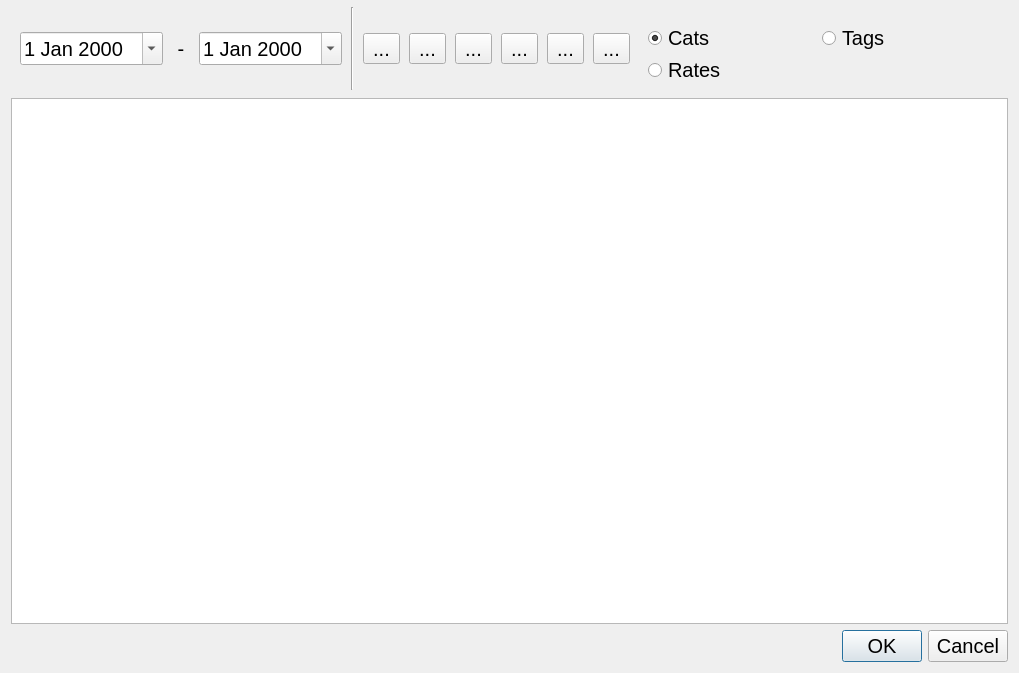
Above: ui/SimpleReport.ui from utamons/tm3 before the change. Below: the same form after it.
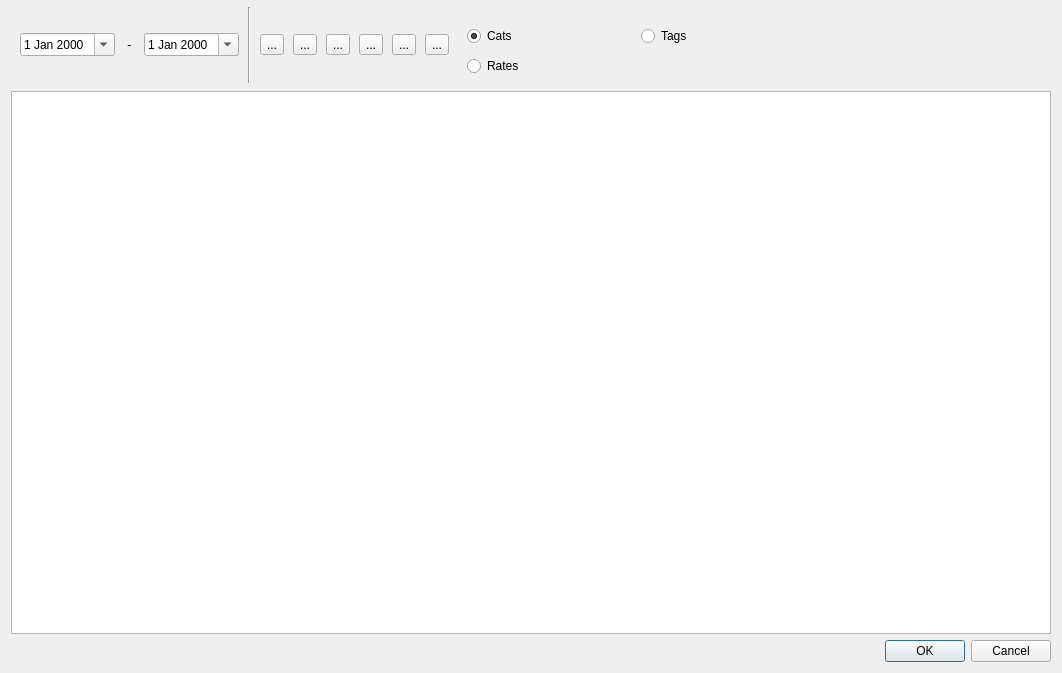
That is the form after the change. Icons and pictures are not drawn.

Diff of the .ui file:
```diff
--- a/ui/SimpleReport.ui
+++ b/ui/SimpleReport.ui
@@ -6,7 +6,7 @@
    <rect>
     <x>0</x>
     <y>0</y>
-    <width>1008</width>
+    <width>1062</width>
     <height>673</height>
    </rect>
   </property>
@@ -28,15 +28,9 @@
      <property name="minimumSize">
       <size>
        <width>0</width>
-       <height>87</height>
+       <height>70</height>
       </size>
      </property>
-     <property name="font">
-      <font>
-       <family>Tahoma</family>
-       <pointsize>15</pointsize>
-      </font>
-     </property>
      <property name="frameShape">
       <enum>QFrame::NoFrame</enum>
      </property>
@@ -58,12 +52,6 @@
       </property>
       <item>
        <widget class="QDateEdit" name="dtFirst">
-        <property name="font">
-         <font>
-          <family>Tahoma</family>
-          <pointsize>15</pointsize>
-         </font>
-        </property>
         <property name="calendarPopup">
          <bool>true</bool>
         </property>
@@ -71,12 +59,6 @@
       </item>
       <item>
        <widget class="QLabel" name="label">
-        <property name="font">
-         <font>
-          <family>Tahoma</family>
-          <pointsize>15</pointsize>
-         </font>
-        </property>
         <property name="text">
          <string> - </string>
         </property>
@@ -84,12 +66,6 @@
       </item>
       <item>
        <widget class="QDateEdit" name="dtSecond">
-        <property name="font">
-         <font>
-          <family>Tahoma</family>
-          <pointsize>15</pointsize>
-         </font>
-        </property>
         <property name="calendarPopup">
          <bool>true</bool>
         </property>
@@ -97,12 +73,6 @@
       </item>
       <item>
        <widget class="Line" name="line">
-        <property name="font">
-         <font>
-          <family>Tahoma</family>
-          <pointsize>15</pointsize>
-         </font>
-        </property>
         <property name="orientation">
          <enum>Qt::Vertical</enum>
         </property>
@@ -110,12 +80,6 @@
       </item>
       <item>
        <widget class="QToolButton" name="btnBack">
-        <property name="font">
-         <font>
-          <family>Tahoma</family>
-          <pointsize>15</pointsize>
-         </font>
-        </property>
         <property name="toolTip">
          <string>Back</string>
         </property>
@@ -128,20 +92,14 @@
         </property>
         <property name="iconSize">
          <size>
-          <width>24</width>
-          <height>24</height>
+          <width>18</width>
+          <height>18</height>
          </size>
         </property>
        </widget>
       </item>
       <item>
        <widget class="QToolButton" name="btnFwd">
-        <property name="font">
-         <font>
-          <family>Tahoma</family>
-          <pointsize>15</pointsize>
-         </font>
-        </property>
         <property name="toolTip">
          <string>Forward</string>
         </property>
@@ -154,20 +112,14 @@
         </property>
         <property name="iconSize">
          <size>
-          <width>24</width>
-          <height>24</height>
+          <width>18</width>
+          <height>18</height>
          </size>
         </property>
        </widget>
       </item>
       <item>
        <widget class="QToolButton" name="btnDay">
-        <property name="font">
-         <font>
-          <family>Tahoma</family>
-          <pointsize>15</pointsize>
-         </font>
-        </property>
         <property name="toolTip">
          <string>Day</string>
         </property>
@@ -180,20 +132,14 @@
         </property>
         <property name="iconSize">
          <size>
-          <width>24</width>
-          <height>24</height>
+          <width>18</width>
+          <height>18</height>
          </size>
         </property>
        </widget>
       </item>
       <item>
        <widget class="QToolButton" name="btnWeek">
-        <property name="font">
-         <font>
-          <family>Tahoma</family>
-          <pointsize>15</pointsize>
-         </font>
-        </property>
         <property name="toolTip">
          <string>Week</string>
         </property>
@@ -206,20 +152,14 @@
         </property>
         <property name="iconSize">
          <size>
-          <width>24</width>
-          <height>24</height>
+          <width>18</width>
+          <height>18</height>
          </size>
         </property>
        </widget>
       </item>
       <item>
        <widget class="QToolButton" name="btnMonth">
-        <property name="font">
-         <font>
-          <family>Tahoma</family>
-          <pointsize>15</pointsize>
-         </font>
-        </property>
         <property name="toolTip">
          <string>Month</string>
         </property>
@@ -232,20 +172,14 @@
         </property>
         <property name="iconSize">
          <size>
-          <width>24</width>
-          <height>24</height>
+          <width>18</width>
+          <height>18</height>
          </size>
         </property>
        </widget>
       </item>
       <item>
        <widget class="QToolButton" name="btnYear">
-        <property name="font">
-         <font>
-          <family>Tahoma</family>
-          <pointsize>15</pointsize>
-         </font>
-        </property>
         <property name="toolTip">
          <string>Year</string>
         </property>
@@ -258,8 +192,8 @@
         </property>
         <property name="iconSize">
          <size>
-          <width>24</width>
-          <height>24</height>
+          <width>18</width>
+          <height>18</height>
          </size>
         </property>
        </widget>
@@ -281,12 +215,6 @@
           <height>64</height>
          </size>
         </property>
-        <property name="font">
-         <font>
-          <family>Tahoma</family>
-          <pointsize>15</pointsize>
-         </font>
-        </property>
         <property name="frameShape">
          <enum>QFrame::NoFrame</enum>
         </property>
@@ -299,12 +227,6 @@
         <layout class="QGridLayout" name="gridLayout">
          <item row="2" column="0">
           <widget class="QRadioButton" name="radRate">
-           <property name="font">
-            <font>
-             <family>Tahoma</family>
-             <pointsize>15</pointsize>
-            </font>
-           </property>
            <property name="text">
             <string>Rates</string>
            </property>
@@ -312,12 +234,6 @@
          </item>
          <item row="0" column="0">
           <widget class="QRadioButton" name="radCat">
-           <property name="font">
-            <font>
-             <family>Tahoma</family>
-             <pointsize>15</pointsize>
-            </font>
-           </property>
            <property name="text">
             <string>Cats</string>
            </property>
@@ -328,12 +244,6 @@
          </item>
          <item row="0" column="1">
           <widget class="QRadioButton" name="radTag">
-           <property name="font">
-            <font>
-             <family>Tahoma</family>
-             <pointsize>15</pointsize>
-            </font>
-           </property>
            <property name="text">
             <string>Tags</string>
            </property>
@@ -344,12 +254,6 @@
       </item>
       <item>
        <spacer name="horizontalSpacer">
-        <property name="font">
-         <font>
-          <family>Tahoma</family>
-          <pointsize>15</pointsize>
-         </font>
-        </property>
         <property name="orientation">
          <enum>Qt::Horizontal</enum>
         </property>
@@ -372,22 +276,10 @@
        <height>16777215</height>
       </size>
      </property>
-     <property name="font">
-      <font>
-       <family>Tahoma</family>
-       <pointsize>15</pointsize>
-      </font>
-     </property>
     </widget>
    </item>
    <item>
     <widget class="QDialogButtonBox" name="buttonBox">
-     <property name="font">
-      <font>
-       <family>Tahoma</family>
-       <pointsize>15</pointsize>
-      </font>
-     </property>
      <property name="orientation">
       <enum>Qt::Horizontal</enum>
      </property>
```
